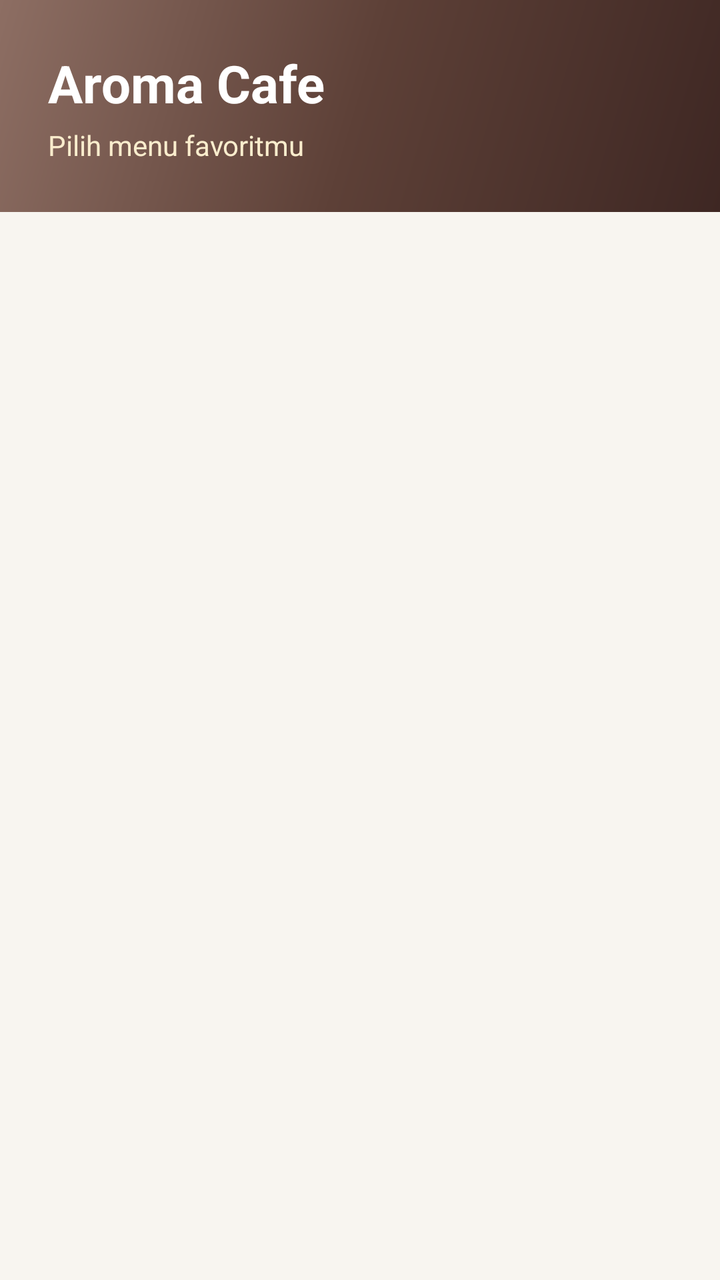
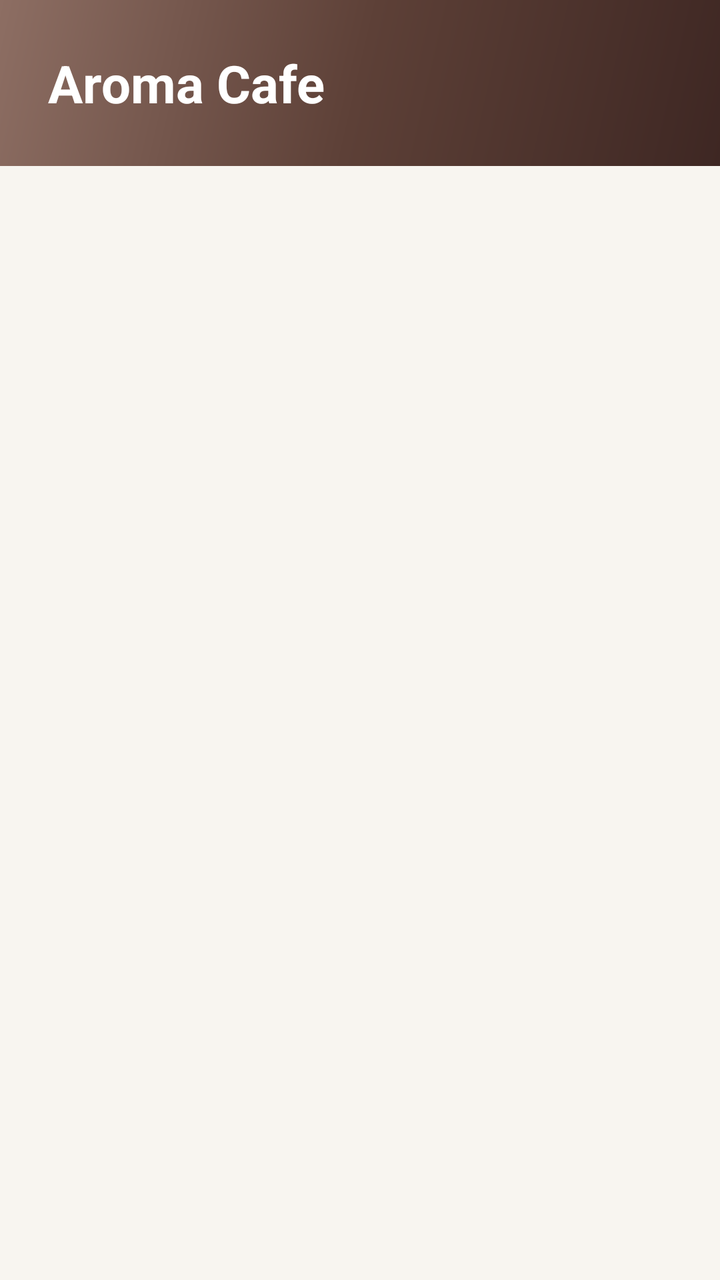

Before-and-after screenshots of an Android layout around one commit, followed by the original layout XML and the change that was made.
<!-- AndroidManifest.xml: application theme Theme.UTS -->
<!-- res/layout/activity_main.xml -->
<?xml version="1.0" encoding="utf-8"?>
<LinearLayout xmlns:android="http://schemas.android.com/apk/res/android"
    android:id="@+id/main"
    xmlns:tools="http://schemas.android.com/tools"
    android:layout_width="match_parent"
    android:layout_height="match_parent"
    android:orientation="vertical"
    android:background="@color/cafe_bg"
    tools:context=".MainActivity">

    <LinearLayout
        android:layout_width="match_parent"
        android:layout_height="wrap_content"
        android:background="@drawable/bg_header_gradient"
        android:orientation="vertical"
        android:padding="24dp">

        <TextView
            android:layout_width="wrap_content"
            android:layout_height="wrap_content"
            android:text="Aroma Cafe"
            android:textColor="@color/white"
            android:textSize="26sp"
            android:textStyle="bold" />

        <TextView
            android:layout_width="wrap_content"
            android:layout_height="wrap_content"
            android:layout_marginTop="4dp"
            android:text="Pilih menu favoritmu"
            android:textColor="@color/cafe_accent_light"
            android:textSize="14sp" />
    </LinearLayout>

    <HorizontalScrollView
        android:layout_width="match_parent"
        android:layout_height="wrap_content"
        android:scrollbars="none"
        android:paddingTop="12dp"
        android:paddingBottom="8dp">

        <LinearLayout
            android:id="@+id/chipContainer"
            android:layout_width="wrap_content"
            android:layout_height="wrap_content"
            android:orientation="horizontal"
            android:paddingStart="16dp"
            android:paddingEnd="16dp" />
    </HorizontalScrollView>

    <ListView
        android:id="@+id/lvMenu"
        android:layout_width="match_parent"
        android:layout_height="0dp"
        android:layout_weight="1"
        android:divider="@android:color/transparent"
        android:dividerHeight="0dp"
        android:paddingTop="4dp"
        android:paddingBottom="16dp"
        android:clipToPadding="false" />
</LinearLayout>
<!-- resources referenced by this layout -->
<resources>
  <color name="cafe_accent_light">#FAEDCD</color>
  <color name="cafe_bg">#F8F5F0</color>
  <color name="white">#FFFFFFFF</color>
  <!-- drawable bg_header_gradient (drawable) -->
  <?xml version="1.0" encoding="utf-8"?>
  <shape xmlns:android="http://schemas.android.com/apk/res/android">
      <gradient
          android:angle="135"
          android:startColor="@color/cafe_primary_dark"
          android:centerColor="@color/cafe_primary"
          android:endColor="@color/cafe_secondary"
          android:type="linear" />
      <corners android:radius="0dp" />
  </shape>
  <style name="Theme.UTS" parent="Base.Theme.UTS" />
  <color name="cafe_primary_dark">#3E2723</color>
  <color name="cafe_primary">#5D4037</color>
  <color name="cafe_secondary">#8D6E63</color>
  <style name="Base.Theme.UTS" parent="Theme.Material3.DayNight.NoActionBar">
          <item name="colorPrimary">@color/cafe_primary</item>
          <item name="colorPrimaryDark">@color/cafe_primary_dark</item>
          <item name="colorAccent">@color/cafe_accent</item>
          <item name="android:statusBarColor">@color/cafe_primary_dark</item>
          <item name="android:windowBackground">@color/cafe_bg</item>
      </style>
  <color name="cafe_accent">#C78D4E</color>
</resources>

<!-- the commit's change to res/layout/activity_main.xml (unified diff, before → after) -->
@@ -23,13 +23,7 @@
             android:textSize="26sp"
             android:textStyle="bold" />
 
-        <TextView
-            android:layout_width="wrap_content"
-            android:layout_height="wrap_content"
-            android:layout_marginTop="4dp"
-            android:text="Pilih menu favoritmu"
-            android:textColor="@color/cafe_accent_light"
-            android:textSize="14sp" />
+
     </LinearLayout>
 
     <HorizontalScrollView
<!-- resource entries referenced after the edit -->
@@ -1,6 +1,5 @@
 <!-- resources referenced by this layout -->
 <resources>
-  <color name="cafe_accent_light">#FAEDCD</color>
   <color name="cafe_bg">#F8F5F0</color>
   <color name="white">#FFFFFFFF</color>
   <!-- drawable bg_header_gradient (drawable) -->
